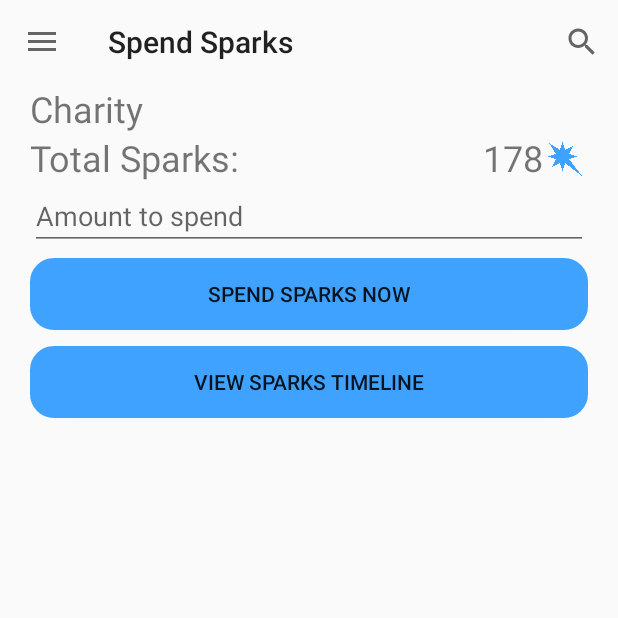
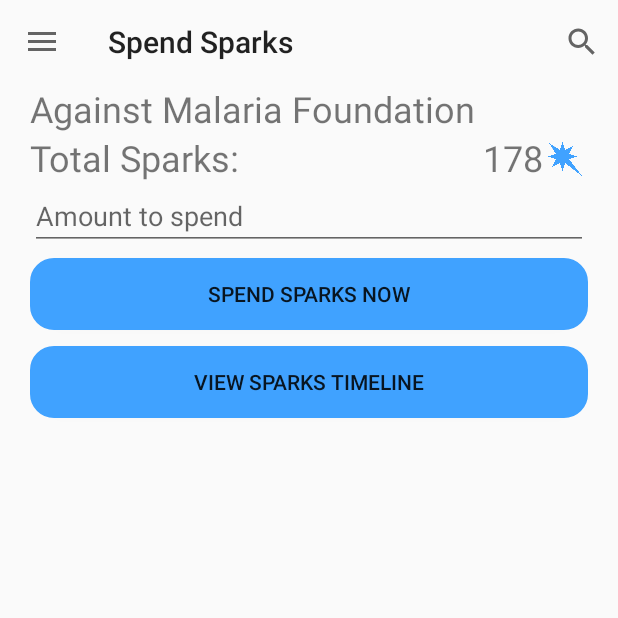
Before and after one commit to cfogg6/Spark-For-Change, an Android app: the screen it shows after launch (SpendSparksActivity), after a tap on "SPEND SPARKS", on a phone screen of 412 x 824 dp, the top half of it. Run offline under Robolectric (Android 15) with nearby library versions, the phone set to English and light mode, and no system bars.

Commit message:
Spending Sparks

```diff
--- a/SparkForChange/app/src/main/java/com/sparkforchange/controllers/SpendSparksActivity.java
+++ b/SparkForChange/app/src/main/java/com/sparkforchange/controllers/SpendSparksActivity.java
@@ -1,26 +1,68 @@
 package com.sparkforchange.controllers;
 
+import android.content.Intent;
 import android.support.v7.app.AppCompatActivity;
 import android.os.Bundle;
+import android.widget.Button;
+import android.widget.EditText;
 import android.widget.TextView;
+import android.widget.Toast;
 
 import com.sparkforchange.R;
+import com.sparkforchange.model.Charity;
 import com.sparkforchange.model.Facade;
+import com.sparkforchange.model.User;
 
 public class SpendSparksActivity extends ToolbarDrawerActivity {
 
     TextView availableSparks;
+    TextView charityView;
+    Button spendBtn;
+    EditText sparkAmountText;
 
     @Override
     protected void onCreate(Bundle savedInstanceState) {
         super.onCreate(savedInstanceState);
         setContentView(R.layout.activity_spend_sparks);
 
+        // TODO: Update with whatever is passed thorugh
+        int charityIndex = 0;
+        Charity charity = Facade.getInstance().getCharities().get(charityIndex);
+        User user = Facade.getInstance().getCurrentUser();
         availableSparks = findViewById(R.id.tv_sparks);
-        availableSparks.setText("" + Facade.getInstance().getCurrentUser().getSparkBalance());
+        availableSparks.setText("" + user.getSparkBalance());
+        charityView = findViewById(R.id.tv_spend_charity);
+        charityView.setText(charity.getName());
 
         if (getSupportActionBar() != null) {
             getSupportActionBar().setTitle("Spend Sparks");
         }
+
+        spendBtn = findViewById(R.id.btn_spend_now);
+        sparkAmountText = findViewById(R.id.et_spend_sparks);
+
+
+        spendBtn.setOnClickListener(view -> {
+            String number = sparkAmountText.getText().toString();
+            if(number.equals("")) {
+                Toast.makeText(getApplicationContext(), "Enter in a valid number",
+                        Toast.LENGTH_SHORT).show();
+            } else {
+                int sparks = Integer.parseInt(number);
+                if(sparks > user.getSparkBalance()) {
+                    Toast.makeText(getApplicationContext(), "Bruh... You aren't Sparkly enough.",
+                            Toast.LENGTH_SHORT).show();
+                } else {
+                    Facade.getInstance().makeSparkDonation(user, charity.getCompaniesSponsoring().get(0), charity, sparks);
+                    Toast.makeText(getApplicationContext(), "Transaction processed",
+                            Toast.LENGTH_LONG).show();
+                    Intent it = new Intent(SpendSparksActivity.this, HomeActivity.class);
+                    startActivity(it);
+                }
+            }
+
+
+
+        });
     }
 }
--- a/SparkForChange/app/src/main/java/com/sparkforchange/model/Facade.java
+++ b/SparkForChange/app/src/main/java/com/sparkforchange/model/Facade.java
@@ -51,6 +51,9 @@ public class Facade {
         this.users.put("cole@gmail.com", new User("cole@gmail.com", "password", "Cole Bowers"));
         this.groups.get("Alpha Sigma Phi").addUser(users.get("amgiddings@gmail.com"));
         this.groups.get("Alpha Sigma Phi").addUser(users.get("cole@gmail.com"));
+
+
+        this.addPartnership(this.getCompanies().get(0),this.getCharities().get(0));
 
         // set current user since we are not implementing login
         this.currentUser = users.get("amgiddings@gmail.com");
--- a/SparkForChange/app/src/main/res/layout/activity_spend_sparks.xml
+++ b/SparkForChange/app/src/main/res/layout/activity_spend_sparks.xml
@@ -7,7 +7,7 @@
     android:orientation="vertical">
 
     <TextView
-        android:id="@+id/et_charity"
+        android:id="@+id/tv_spend_charity"
         android:layout_width="match_parent"
         android:layout_height="wrap_content"
         android:layout_weight="1"
@@ -60,7 +60,7 @@
         android:inputType="number" />
 
     <Button
-        android:id="@+id/btn_spend"
+        android:id="@+id/btn_spend_now"
         android:layout_width="match_parent"
         android:layout_height="wrap_content"
         android:layout_marginVertical="5dp"
```
